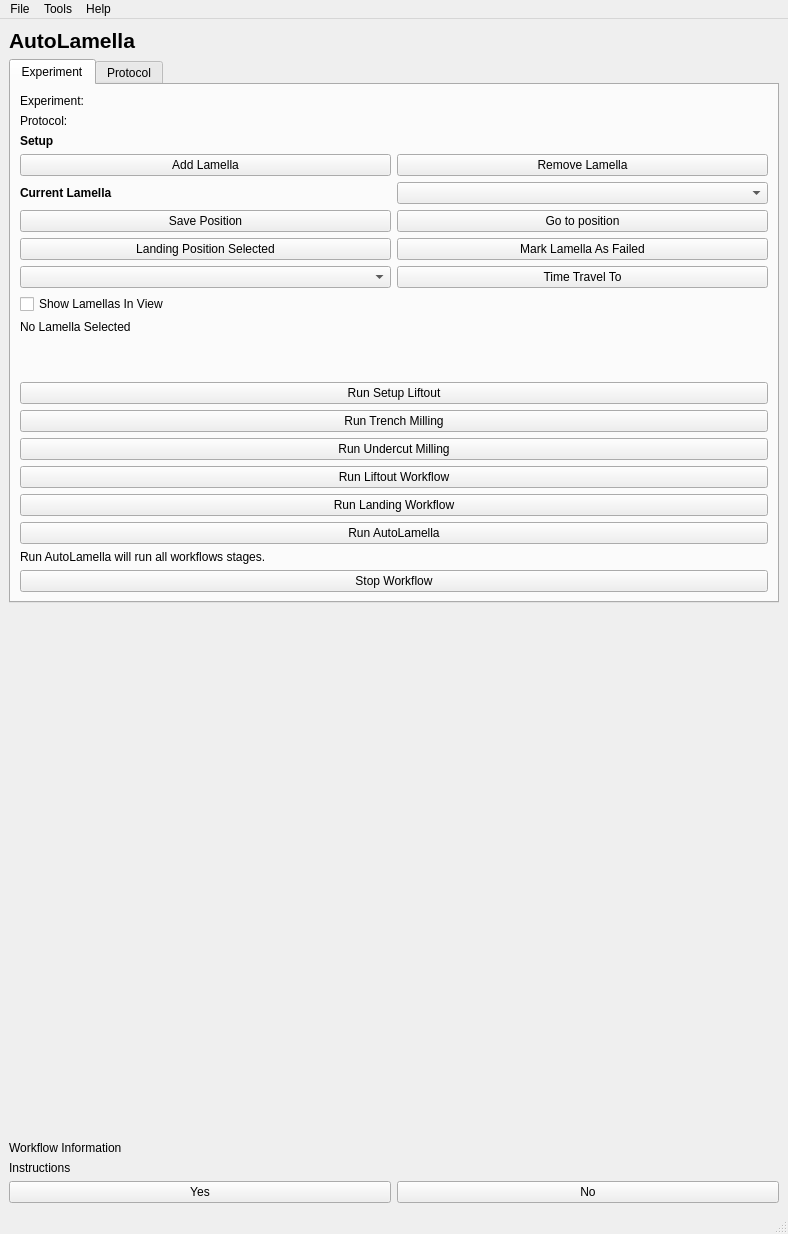
The window that autolamella/ui/qt/AutoLamellaUI.ui (DeMarcoLab/autolamella) describes before a commit, drawn with Qt 5.
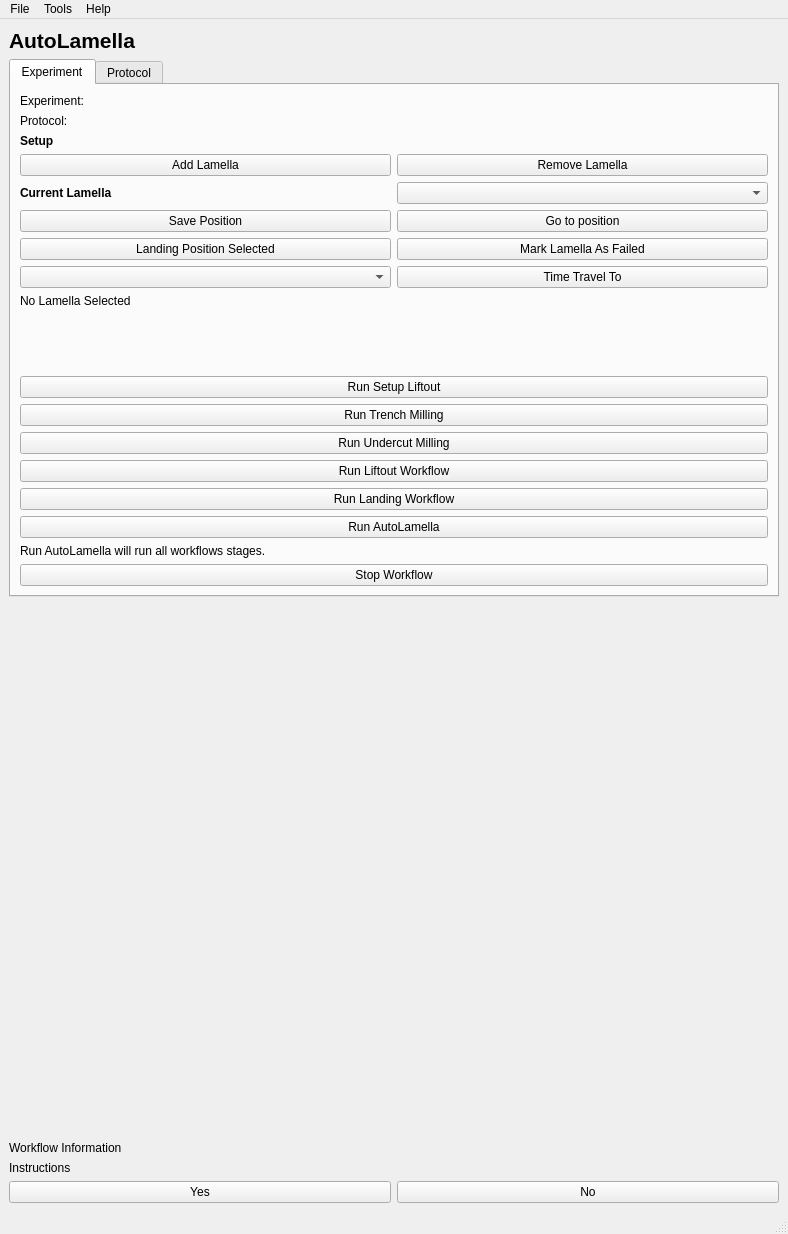
The same window after the commit.

Patch:
```diff
--- a/autolamella/ui/qt/AutoLamellaUI.ui
+++ b/autolamella/ui/qt/AutoLamellaUI.ui
@@ -43,17 +43,31 @@
         <string>Experiment</string>
        </attribute>
        <layout class="QGridLayout" name="gridLayout_3">
+        <item row="19" column="0" colspan="2">
+         <widget class="QPushButton" name="pushButton_run_waffle_undercut">
+          <property name="text">
+           <string>Run Undercut Milling</string>
+          </property>
+         </widget>
+        </item>
         <item row="8" column="1">
          <widget class="QComboBox" name="comboBox_current_lamella"/>
         </item>
-        <item row="11" column="0">
-         <widget class="QPushButton" name="pushButton_lamella_landing_selected">
+        <item row="11" column="1">
+         <widget class="QPushButton" name="pushButton_fail_lamella">
           <property name="text">
-           <string>Landing Position Selected</string>
+           <string>Mark Lamella As Failed</string>
           </property>
          </widget>
         </item>
-        <item row="16" column="0" colspan="2">
+        <item row="21" column="0" colspan="2">
+         <widget class="QPushButton" name="pushButton_run_serial_liftout_landing">
+          <property name="text">
+           <string>Run Landing Workflow</string>
+          </property>
+         </widget>
+        </item>
+        <item row="14" column="0" colspan="2">
          <spacer name="verticalSpacer">
           <property name="orientation">
            <enum>Qt::Vertical</enum>
@@ -66,13 +80,6 @@
           </property>
          </spacer>
         </item>
-        <item row="22" column="0" colspan="2">
-         <widget class="QPushButton" name="pushButton_run_autoliftout">
-          <property name="text">
-           <string>Run Liftout Workflow</string>
-          </property>
-         </widget>
-        </item>
         <item row="1" column="0" colspan="2">
          <widget class="QLabel" name="label_experiment_name">
           <property name="text">
@@ -80,27 +87,30 @@
           </property>
          </widget>
         </item>
-        <item row="24" column="0" colspan="2">
-         <widget class="QPushButton" name="pushButton_run_setup_autolamella">
+        <item row="2" column="0" colspan="2">
+         <widget class="QLabel" name="label_protocol_name">
           <property name="text">
-           <string>Run AutoLamella</string>
+           <string>Protocol:</string>
           </property>
          </widget>
         </item>
-        <item row="7" column="0">
-         <widget class="QPushButton" name="pushButton_add_lamella">
+        <item row="10" column="0">
+         <widget class="QPushButton" name="pushButton_save_position">
           <property name="text">
-           <string>Add Lamella</string>
+           <string>Save Position</string>
           </property>
          </widget>
         </item>
-        <item row="14" column="0" colspan="2">
-         <widget class="QLabel" name="label_info">
+        <item row="25" column="0" colspan="2">
+         <widget class="QPushButton" name="pushButton_stop_workflow">
           <property name="text">
-           <string>No Lamella Selected</string>
+           <string>Stop Workflow</string>
           </property>
          </widget>
         </item>
+        <item row="12" column="0">
+         <widget class="QComboBox" name="comboBox_lamella_history"/>
+        </item>
         <item row="12" column="1">
          <widget class="QPushButton" name="pushButton_revert_stage">
           <property name="text">
@@ -108,13 +118,6 @@
           </property>
          </widget>
         </item>
-        <item row="27" column="0" colspan="2">
-         <widget class="QPushButton" name="pushButton_stop_workflow">
-          <property name="text">
-           <string>Stop Workflow</string>
-          </property>
-         </widget>
-        </item>
         <item row="10" column="1">
          <widget class="QPushButton" name="pushButton_go_to_lamella">
           <property name="text">
@@ -122,23 +125,67 @@
           </property>
          </widget>
         </item>
-        <item row="11" column="1">
-         <widget class="QPushButton" name="pushButton_fail_lamella">
+        <item row="18" column="0" colspan="2">
+         <widget class="QPushButton" name="pushButton_run_waffle_trench">
           <property name="text">
-           <string>Mark Lamella As Failed</string>
+           <string>Run Trench Milling</string>
           </property>
+          <property name="default">
+           <bool>false</bool>
+          </property>
+          <property name="flat">
+           <bool>false</bool>
+          </property>
          </widget>
         </item>
-        <item row="12" column="0">
-         <widget class="QComboBox" name="comboBox_lamella_history"/>
+        <item row="7" column="0">
+         <widget class="QPushButton" name="pushButton_add_lamella">
+          <property name="text">
+           <string>Add Lamella</string>
+          </property>
+         </widget>
         </item>
-        <item row="26" column="0" colspan="2">
+        <item row="15" column="0" colspan="2">
+         <widget class="QPushButton" name="pushButton_setup_autoliftout">
+          <property name="text">
+           <string>Run Setup Liftout</string>
+          </property>
+         </widget>
+        </item>
+        <item row="8" column="0">
+         <widget class="QLabel" name="label_current_lamella_header">
+          <property name="font">
+           <font>
+            <weight>75</weight>
+            <bold>true</bold>
+           </font>
+          </property>
+          <property name="text">
+           <string>Current Lamella</string>
+          </property>
+         </widget>
+        </item>
+        <item row="24" column="0" colspan="2">
          <widget class="QLabel" name="label_run_autolamella_info">
           <property name="text">
            <string>Run AutoLamella will run all workflows stages.</string>
           </property>
          </widget>
         </item>
+        <item row="13" column="0" colspan="2">
+         <widget class="QLabel" name="label_info">
+          <property name="text">
+           <string>No Lamella Selected</string>
+          </property>
+         </widget>
+        </item>
+        <item row="11" column="0">
+         <widget class="QPushButton" name="pushButton_lamella_landing_selected">
+          <property name="text">
+           <string>Landing Position Selected</string>
+          </property>
+         </widget>
+        </item>
         <item row="3" column="0">
          <widget class="QLabel" name="label_setup_header">
           <property name="font">
@@ -153,23 +200,10 @@
           </property>
          </widget>
         </item>
-        <item row="21" column="0" colspan="2">
-         <widget class="QPushButton" name="pushButton_run_waffle_undercut">
-          <property name="text">
-           <string>Run Undercut Milling</string>
-          </property>
-         </widget>
-        </item>
         <item row="20" column="0" colspan="2">
-         <widget class="QPushButton" name="pushButton_run_waffle_trench">
+         <widget class="QPushButton" name="pushButton_run_autoliftout">
           <property name="text">
-           <string>Run Trench Milling</string>
-          </property>
-          <property name="default">
-           <bool>false</bool>
-          </property>
-          <property name="flat">
-           <bool>false</bool>
+           <string>Run Liftout Workflow</string>
           </property>
          </widget>
         </item>
@@ -183,51 +217,10 @@
           </property>
          </widget>
         </item>
-        <item row="2" column="0" colspan="2">
-         <widget class="QLabel" name="label_protocol_name">
+        <item row="22" column="0" colspan="2">
+         <widget class="QPushButton" name="pushButton_run_setup_autolamella">
           <property name="text">
-           <string>Protocol:</string>
-          </property>
-         </widget>
-        </item>
-        <item row="8" column="0">
-         <widget class="QLabel" name="label_current_lamella_header">
-          <property name="font">
-           <font>
-            <weight>75</weight>
-            <bold>true</bold>
-           </font>
-          </property>
-          <property name="text">
-           <string>Current Lamella</string>
-          </property>
-         </widget>
-        </item>
-        <item row="17" column="0" colspan="2">
-         <widget class="QPushButton" name="pushButton_setup_autoliftout">
-          <property name="text">
-           <string>Run Setup Liftout</string>
-          </property>
-         </widget>
-        </item>
-        <item row="10" column="0">
-         <widget class="QPushButton" name="pushButton_save_position">
-          <property name="text">
-           <string>Save Position</string>
-          </property>
-         </widget>
-        </item>
-        <item row="13" column="0">
-         <widget class="QCheckBox" name="checkBox_show_lamella_in_view">
-          <property name="text">
-           <string>Show Lamellas In View</string>
-          </property>
-         </widget>
-        </item>
-        <item row="23" column="0" colspan="2">
-         <widget class="QPushButton" name="pushButton_run_serial_liftout_landing">
-          <property name="text">
-           <string>Run Landing Workflow</string>
+           <string>Run AutoLamella</string>
           </property>
          </widget>
         </item>
```
